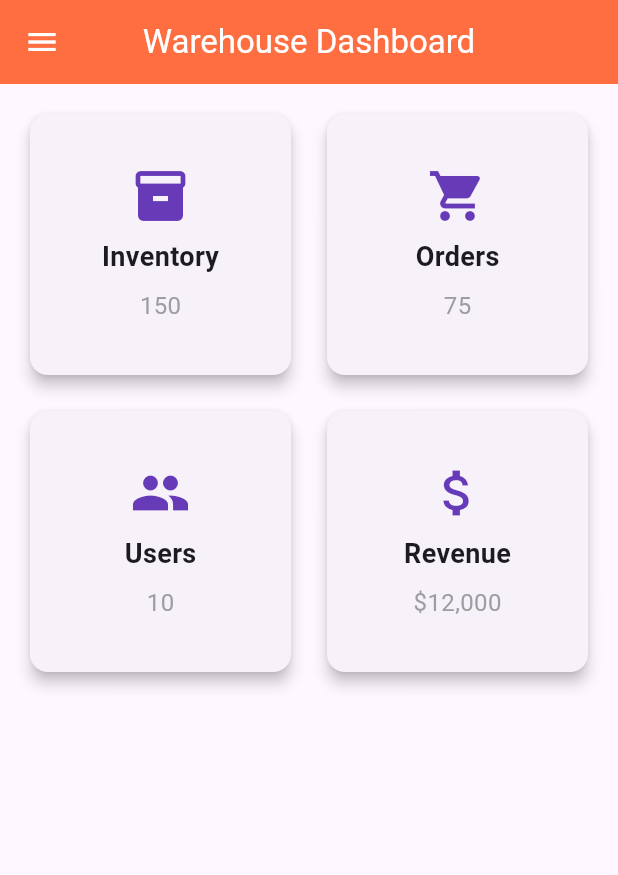
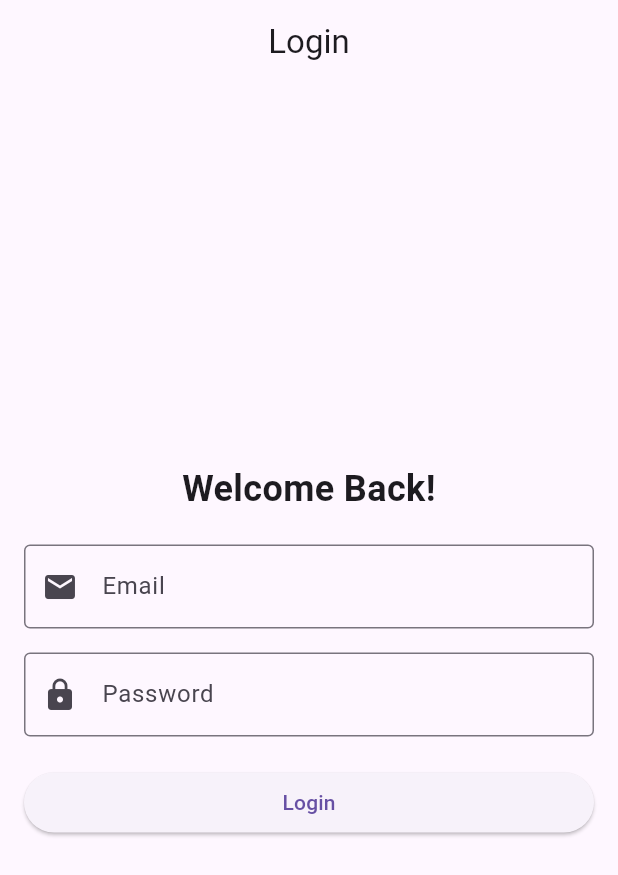
Before and after one commit to thanhnguyen0311/wms-flutter-app, a Flutter app: the screen it shows after launch, on a phone screen of 412 x 824 dp. Shown: the top 875 px of the screen. Run offline on Flutter 3.47's test engine with Material 3 defaults, Android fonts, the phone set to English and light mode, and no system bars; our stand-ins replace flutter_bluetooth_serial, shared_preferences.

Commit message:
Update app structure with login logic and initial setup
This commit adds a login functionality using `LoginScreen` and incorporates `InitialScreen` with shared preferences to manage user session state. The project structure has been updated to reflect these changes, including navigation adjustments, dependency updates, and plugin registration. Additional minor

```diff
--- a/lib/main.dart
+++ b/lib/main.dart
@@ -1,5 +1,6 @@
 import 'package:flutter/material.dart';
-import 'package:wms/screens/dashboard_screen.dart';
+import 'package:wms/screens/initial_screen.dart';
+
 
 void main() {
   runApp(const MyApp());
@@ -11,11 +12,10 @@ class MyApp extends StatelessWidget {
   @override
   Widget build(BuildContext context) {
     return MaterialApp(
-      title: 'Warehouse App',
-      theme: ThemeData(
-        primarySwatch: Colors.deepPurple,
-      ),
-      home: const DashboardScreen(),
+      title: 'Login App',
+      theme: ThemeData(primarySwatch: Colors.blue),
+      home: const InitialScreen(), // Show InitialScreen at launch
     );
   }
+
 }
--- a/lib/models/lpn.dart
+++ b/lib/models/lpn.dart
@@ -52,8 +52,8 @@ class Lpn {
     return {
       'tagID': tagID,
       'sku': sku,
+      'containerNumber': containerNumber,
       'quantity': quantity,
-      'containerNumber': containerNumber,
       'bayCode': bayCode,
       'date': date.toIso8601String(), // Serialize DateTime to ISO string
     };
--- /dev/null
+++ b/lib/screens/initial_screen.dart
@@ -0,0 +1,33 @@
+import 'package:flutter/material.dart';
+import 'package:shared_preferences/shared_preferences.dart';
+
+import 'dashboard_screen.dart';
+import 'login_screen.dart';
+
+class InitialScreen extends StatelessWidget {
+  const InitialScreen({Key? key}) : super(key: key);
+
+  Future<bool> checkLoginState() async {
+    final SharedPreferences prefs = await SharedPreferences.getInstance();
+    return prefs.getBool('isLoggedIn') ?? false; // Default to false if no value is found
+  }
+
+  @override
+  Widget build(BuildContext context) {
+    return FutureBuilder<bool>(
+      future: checkLoginState(),
+      builder: (context, snapshot) {
+        if (snapshot.connectionState == ConnectionState.waiting) {
+          // Show a loading indicator while the Future completes
+          return const Center(child: CircularProgressIndicator());
+        } else if (snapshot.hasData && snapshot.data == true) {
+          // Navigate to dashboard if logged in
+          return const DashboardScreen();
+        } else {
+          // Show login screen otherwise
+          return const LoginScreen();
+        }
+      },
+    );
+  }
+}
--- /dev/null
+++ b/lib/screens/login_screen.dart
@@ -0,0 +1,62 @@
+import 'package:flutter/material.dart';
+
+
+class LoginScreen extends StatelessWidget {
+  const LoginScreen({Key? key}) : super(key: key);
+
+  @override
+  Widget build(BuildContext context) {
+    return Scaffold(
+      appBar: AppBar(
+        title: const Text('Login'),
+        centerTitle: true,
+      ),
+      body: Padding(
+        padding: const EdgeInsets.all(16.0),
+        child: Column(
+          mainAxisAlignment: MainAxisAlignment.center,
+          crossAxisAlignment: CrossAxisAlignment.stretch,
+          children: [
+            const Text(
+              'Welcome Back!',
+              style: TextStyle(
+                fontSize: 24,
+                fontWeight: FontWeight.bold,
+              ),
+              textAlign: TextAlign.center,
+            ),
+            const SizedBox(height: 20),
+            TextField(
+              decoration: InputDecoration(
+                labelText: 'Email',
+                border: OutlineInputBorder(),
+                prefixIcon: const Icon(Icons.email),
+              ),
+              keyboardType: TextInputType.emailAddress,
+            ),
+            const SizedBox(height: 16),
+            TextField(
+              decoration: InputDecoration(
+                labelText: 'Password',
+                border: OutlineInputBorder(),
+                prefixIcon: const Icon(Icons.lock),
+              ),
+              obscureText: true,
+            ),
+            const SizedBox(height: 20),
+            ElevatedButton(
+              onPressed: () {
+                // Add your login logic here
+                ScaffoldMessenger.of(context).showSnackBar(
+                  const SnackBar(content: Text('Login pressed')),
+                );
+              },
+              child: const Text('Login'),
+            ),
+            const SizedBox(height: 12),
+          ],
+        ),
+      ),
+    );
+  }
+}
--- a/lib/screens/lpn_manager/AddLpnScreen.dart
+++ b/lib/screens/lpn_manager/AddLpnScreen.dart
@@ -170,7 +170,7 @@ class _AddLpnScreenState extends State<AddLpnScreen> {
 
         // Show the error message in a SnackBar
         ScaffoldMessenger.of(context).showSnackBar(
-          SnackBar(content: Text(errorMessage)),
+          SnackBar(content: Text(e.toString())),
         );
 
       } finally {
--- a/pubspec.yaml
+++ b/pubspec.yaml
@@ -25,6 +25,7 @@ dependencies:
   # Use with the CupertinoIcons class for iOS style icons.
   cupertino_icons: ^1.0.8
   flutter_bluetooth_serial: ^0.4.0
+  shared_preferences: ^2.0.16
   http: ^1.5.0
 #  flutter_blue: ^0.8.0
 #  flutter_zebra_sdk: ^0.0.3 # Example Zebra SDK package.
```
Also changed, not shown: pubspec.lock, 1 other file.
